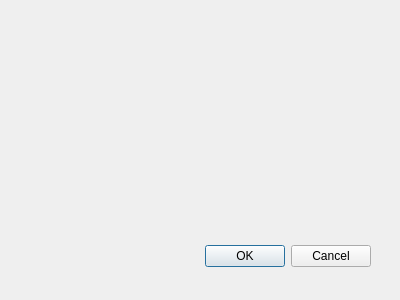
Qt form Inf2_dialog_base.ui (MoniA3/Projekt_2) before a commit.
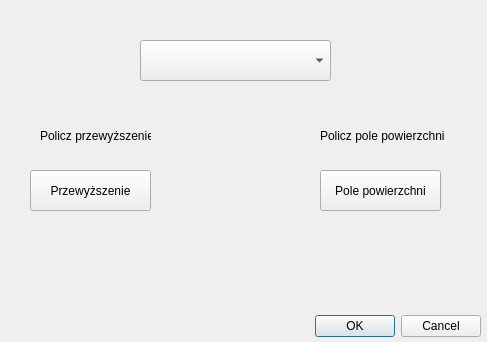
The same form after that commit. Custom widgets are drawn as their Qt base class.

Commit message: dodanie funkcji liczenia pola i przewyzszenia

The edit to the form file:
```diff
--- a/Inf2_dialog_base.ui
+++ b/Inf2_dialog_base.ui
@@ -1,22 +1,22 @@
 <ui version="4.0" >
  <class>Informatyka_projekt2DialogBase</class>
- <widget class="QDialog" name="Informatyka_projekt2DialogBase" >
-  <property name="geometry" >
+ <widget class="QDialog" name="Informatyka_projekt2DialogBase">
+  <property name="geometry">
    <rect>
     <x>0</x>
     <y>0</y>
-    <width>400</width>
-    <height>300</height>
+    <width>487</width>
+    <height>342</height>
    </rect>
   </property>
   <property name="windowTitle" >
    <string>Inf_proj2</string>
   </property>
-  <widget class="QDialogButtonBox" name="button_box" >
-   <property name="geometry" >
+  <widget class="QDialogButtonBox" name="button_box_koniec">
+   <property name="geometry">
     <rect>
-     <x>30</x>
-     <y>240</y>
+     <x>140</x>
+     <y>310</y>
      <width>341</width>
      <height>32</height>
     </rect>
@@ -28,7 +28,102 @@
     <set>QDialogButtonBox::Cancel|QDialogButtonBox::Ok</set>
    </property>
   </widget>
+  <widget class="QLabel" name="label_przew">
+   <property name="geometry">
+    <rect>
+     <x>40</x>
+     <y>110</y>
+     <width>111</width>
+     <height>51</height>
+    </rect>
+   </property>
+   <property name="text">
+    <string>Policz przewyższenie</string>
+   </property>
+  </widget>
+  <widget class="QLabel" name="label_pole_pow">
+   <property name="geometry">
+    <rect>
+     <x>320</x>
+     <y>110</y>
+     <width>151</width>
+     <height>51</height>
+    </rect>
+   </property>
+   <property name="text">
+    <string>Policz pole powierzchni </string>
+   </property>
+  </widget>
+  <widget class="QPushButton" name="pushButton_przew">
+   <property name="geometry">
+    <rect>
+     <x>30</x>
+     <y>170</y>
+     <width>121</width>
+     <height>41</height>
+    </rect>
+   </property>
+   <property name="text">
+    <string>Przewyższenie</string>
+   </property>
+  </widget>
+  <widget class="QPushButton" name="pushButton_pole_pow">
+   <property name="geometry">
+    <rect>
+     <x>320</x>
+     <y>170</y>
+     <width>121</width>
+     <height>41</height>
+    </rect>
+   </property>
+   <property name="text">
+    <string>Pole powierzchni</string>
+   </property>
+  </widget>
+  <widget class="QgsMapLayerComboBox" name="mMapLayerComboBox">
+   <property name="geometry">
+    <rect>
+     <x>140</x>
+     <y>40</y>
+     <width>191</width>
+     <height>41</height>
+    </rect>
+   </property>
+  </widget>
+  <widget class="QLabel" name="label_wynik_prze">
+   <property name="geometry">
+    <rect>
+     <x>40</x>
+     <y>240</y>
+     <width>111</width>
+     <height>31</height>
+    </rect>
+   </property>
+   <property name="text">
+    <string/>
+   </property>
+  </widget>
+  <widget class="QLabel" name="label_wynik_pole_pow">
+   <property name="geometry">
+    <rect>
+     <x>330</x>
+     <y>240</y>
+     <width>101</width>
+     <height>31</height>
+    </rect>
+   </property>
+   <property name="text">
+    <string/>
+   </property>
+  </widget>
  </widget>
+ <customwidgets>
+  <customwidget>
+   <class>QgsMapLayerComboBox</class>
+   <extends>QComboBox</extends>
+   <header>qgsmaplayercombobox.h</header>
+  </customwidget>
+ </customwidgets>
  <resources/>
  <connections>
   <connection>
```
Left out of the diff: 37 changed lines with no effect on the pictures.
